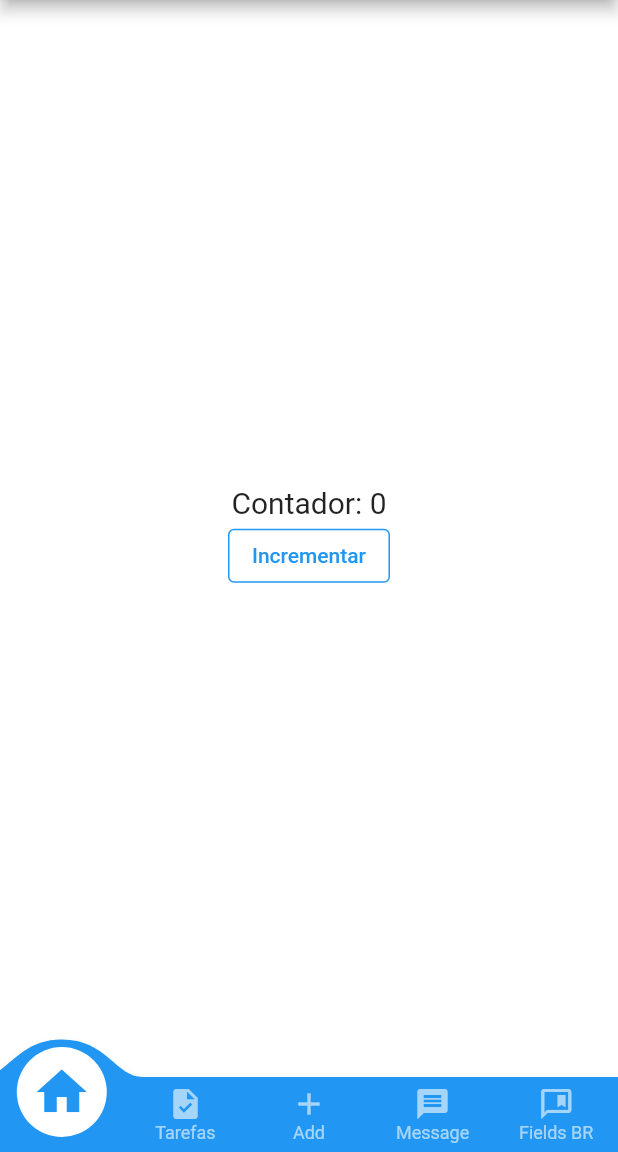
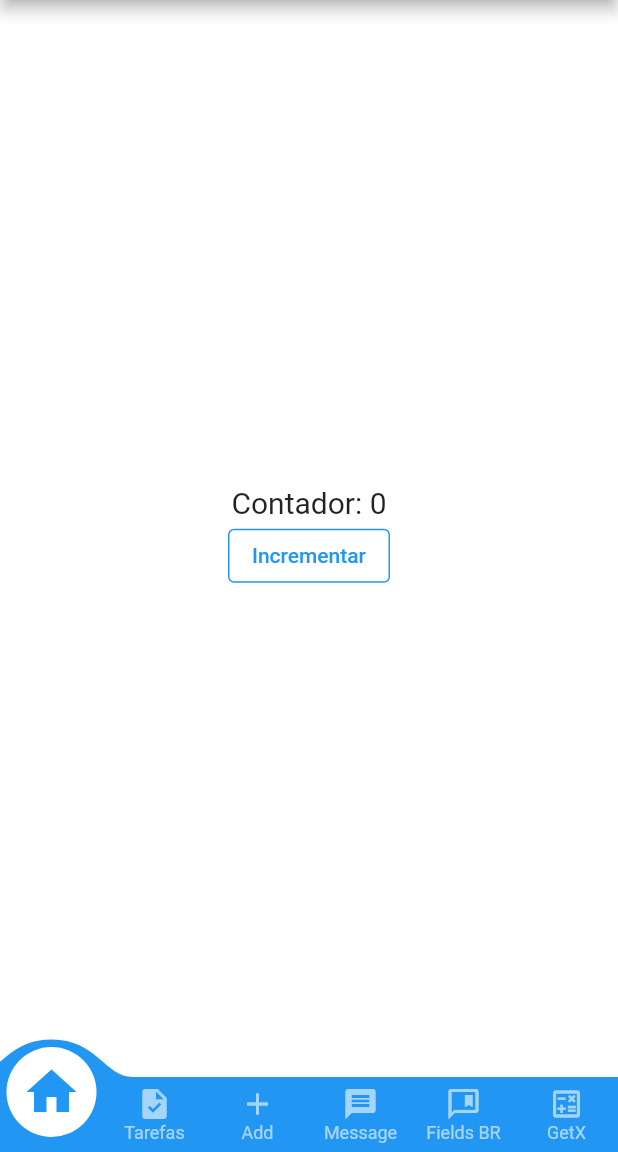
Before and after one commit to flutter-preview/andersonro-FirstAppFlutter, a Flutter app: the NavigationBarCustom screen opened directly, on a phone screen of 412 x 824 dp, the part 84-1236 px from its top. Run offline on Flutter 3.47's test engine with Material 2 defaults, Android fonts, the light colour scheme and no system bars; drawn by our look-alikes of convex_bottom_bar; our stand-ins replace auto_size_text, battery_plus, brasil_fields, connectivity_plus, device_info_plus, dio and 17 more; missing offline and left inert: qr_code_scanner; accounts and stored records are empty; network calls fail.

Commit message:
Apreendizagem controle de estado com GetX e Controle de instancias GetIt

```diff
--- a/lib/my_app.dart
+++ b/lib/my_app.dart
@@ -2,7 +2,6 @@ import 'package:flutter/material.dart';
 import 'package:google_fonts/google_fonts.dart';
 import 'package:provider/provider.dart';
 import 'package:trilhaapp/pages/splash_page.dart';
-import 'package:trilhaapp/pages/tarefa_provide_page.dart';
 import 'package:trilhaapp/service/contador_service.dart';
 import 'package:trilhaapp/service/dark_mode_service.dart';
 import 'package:trilhaapp/service/tarefa_provider_repository.dart';
--- a/lib/pages/navigationbar_custon/navigationbar_custom_page.dart
+++ b/lib/pages/navigationbar_custon/navigationbar_custom_page.dart
@@ -1,10 +1,13 @@
 import 'package:convex_bottom_bar/convex_bottom_bar.dart';
 import 'package:flutter/material.dart';
+import 'package:get/get.dart';
 import 'package:provider/provider.dart';
 import 'package:trilhaapp/pages/brasil_fields_page.dart';
+import 'package:trilhaapp/pages/contador_getx_page.dart';
 import 'package:trilhaapp/pages/contador_mobx_page.dart';
 import 'package:trilhaapp/pages/contador_page.dart';
 import 'package:trilhaapp/pages/tarefa_provide_page.dart';
+import 'package:trilhaapp/service/contador_getx_controller.dart';
 import 'package:trilhaapp/service/dark_mode_service.dart';
 import 'package:trilhaapp/service/tarefa_provider_repository.dart';
 
@@ -20,11 +23,12 @@ class _NavigationBarCustomState extends State<NavigationBarCustom>
   late TabController tabController;
   int positionPage = 0;
   double qtdMessage = 9;
+  var contadorGetXController = ContadorGetXController();
 
   @override
   void initState() {
     super.initState();
-    tabController = TabController(initialIndex: 0, length: 5, vsync: this);
+    tabController = TabController(initialIndex: 0, length: 6, vsync: this);
   }
 
   @override
@@ -74,6 +78,7 @@ class _NavigationBarCustomState extends State<NavigationBarCustom>
               )),
             ),
             BrasilFieldsPage(),
+            ContadorGetXPage(),
           ],
         ),
         bottomNavigationBar: Consumer<TarefaProviderRepository>(
@@ -83,7 +88,9 @@ class _NavigationBarCustomState extends State<NavigationBarCustom>
                 0: '9+',
                 1: tarefaProviderRepository.getTarefasNaoConcluidas().toString(),
                 2: Colors.amber,
-                3: qtdMessage.toString()
+                3: qtdMessage.toString(),
+                4: Colors.blue,
+                5: Colors.red
               },
               items: const [
                 TabItem(icon: Icons.home, title: 'Home'),
@@ -91,6 +98,7 @@ class _NavigationBarCustomState extends State<NavigationBarCustom>
                 TabItem(icon: Icons.add, title: 'Add'),
                 TabItem(icon: Icons.message, title: 'Message'),
                 TabItem(icon: Icons.comment_bank_outlined, title: 'Fields BR'),
+                TabItem(icon: Icons.calculate_outlined, title: 'GetX'),
               ],
               onTap: (int i) => tabController.index = i,
               controller: tabController,
--- /dev/null
+++ b/lib/service/contador_getx_controller.dart
@@ -0,0 +1,8 @@
+import 'package:get/get.dart';
+
+class ContadorGetXController extends GetxController {
+
+  var contador = 0.obs;
+
+  incrementar() => contador++;
+}
--- a/pubspec.yaml
+++ b/pubspec.yaml
@@ -65,6 +65,7 @@ dependencies:
   mobx: ^2.2.0
   flutter_mobx: ^2.0.6+5
   get: ^4.6.5
+  get_it: ^7.6.0
 
 dev_dependencies:
   flutter_test:
```
Also changed, not shown: lib/main.dart (+13 -0 lines), lib/pages/contador_getx_page.dart (added, +38 -0 lines), pubspec.lock.
